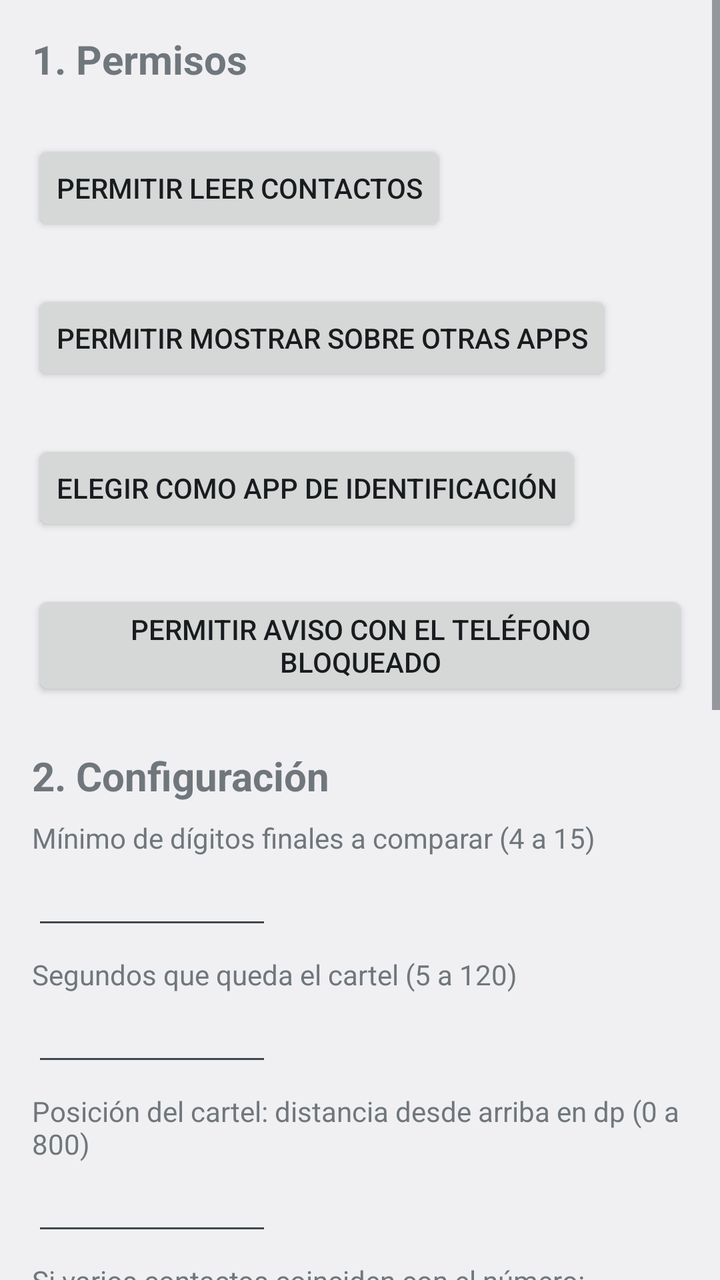
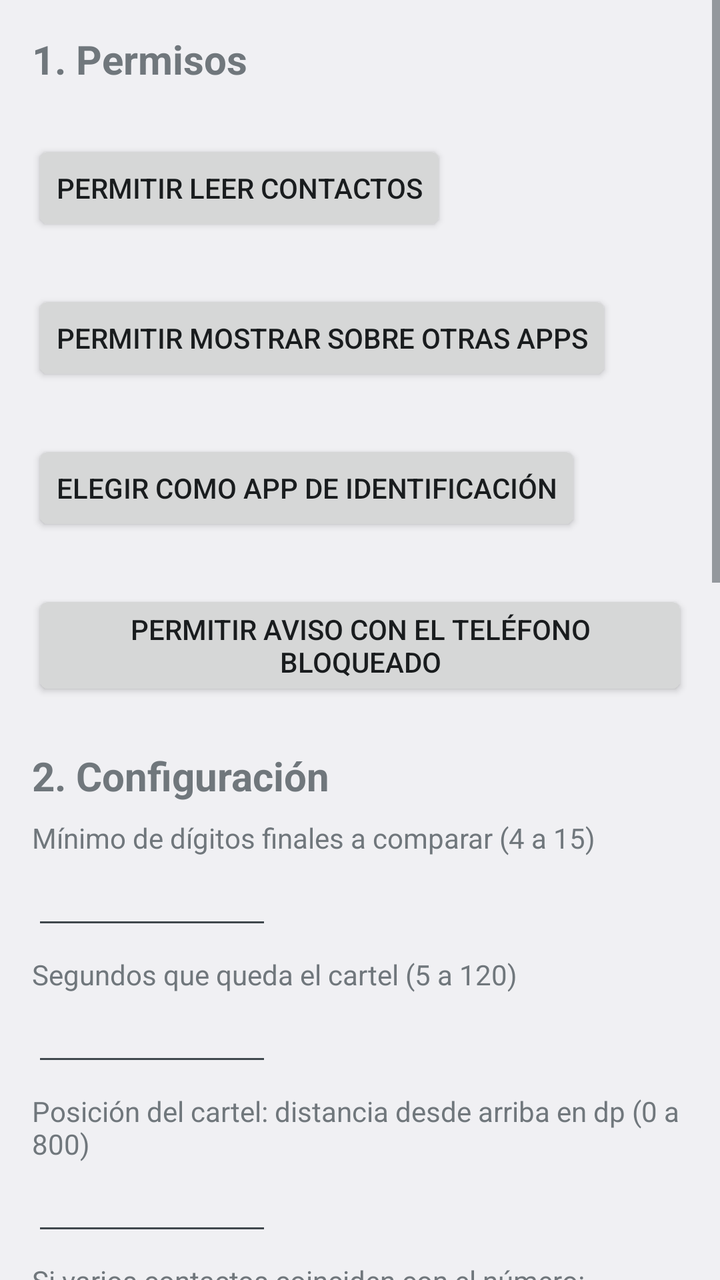

The first picture is an Android layout as it rendered before a commit; the second is the same layout after the commit. The layout source and the unified diff follow.
<!-- AndroidManifest.xml: application theme android:Theme.DeviceDefault.Light.DarkActionBar -->
<!-- res/layout/activity_main.xml -->
<?xml version="1.0" encoding="utf-8"?>
<ScrollView xmlns:android="http://schemas.android.com/apk/res/android"
    android:layout_width="match_parent"
    android:layout_height="match_parent"
    android:fillViewport="true">

    <LinearLayout
        android:layout_width="match_parent"
        android:layout_height="wrap_content"
        android:orientation="vertical"
        android:padding="16dp">

        <TextView
            android:layout_width="match_parent"
            android:layout_height="wrap_content"
            android:text="1. Permisos"
            android:textSize="20sp"
            android:textStyle="bold" />

        <TextView
            android:id="@+id/tvContacts"
            android:layout_width="match_parent"
            android:layout_height="wrap_content"
            android:layout_marginTop="8dp" />

        <Button
            android:id="@+id/btnContacts"
            android:layout_width="wrap_content"
            android:layout_height="wrap_content"
            android:text="Permitir leer contactos" />

        <TextView
            android:id="@+id/tvOverlay"
            android:layout_width="match_parent"
            android:layout_height="wrap_content"
            android:layout_marginTop="8dp" />

        <Button
            android:id="@+id/btnOverlay"
            android:layout_width="wrap_content"
            android:layout_height="wrap_content"
            android:text="Permitir mostrar sobre otras apps" />

        <TextView
            android:id="@+id/tvRole"
            android:layout_width="match_parent"
            android:layout_height="wrap_content"
            android:layout_marginTop="8dp" />

        <Button
            android:id="@+id/btnRole"
            android:layout_width="wrap_content"
            android:layout_height="wrap_content"
            android:text="Elegir como app de identificación" />

        <TextView
            android:id="@+id/tvNotif"
            android:layout_width="match_parent"
            android:layout_height="wrap_content"
            android:layout_marginTop="8dp" />

        <Button
            android:id="@+id/btnNotif"
            android:layout_width="wrap_content"
            android:layout_height="wrap_content"
            android:text="Permitir aviso con el teléfono bloqueado" />

        <TextView
            android:layout_width="match_parent"
            android:layout_height="wrap_content"
            android:layout_marginTop="24dp"
            android:text="2. Configuración"
            android:textSize="20sp"
            android:textStyle="bold" />

        <TextView
            android:layout_width="match_parent"
            android:layout_height="wrap_content"
            android:layout_marginTop="8dp"
            android:text="Mínimo de dígitos finales a comparar (4 a 15)" />

        <EditText
            android:id="@+id/etMin"
            android:layout_width="120dp"
            android:layout_height="wrap_content"
            android:inputType="number"
            android:maxLength="2" />

        <TextView
            android:layout_width="match_parent"
            android:layout_height="wrap_content"
            android:layout_marginTop="8dp"
            android:text="Segundos que queda el cartel (5 a 120)" />

        <EditText
            android:id="@+id/etSecs"
            android:layout_width="120dp"
            android:layout_height="wrap_content"
            android:inputType="number"
            android:maxLength="3" />

        <TextView
            android:layout_width="match_parent"
            android:layout_height="wrap_content"
            android:layout_marginTop="8dp"
            android:text="Posición del cartel: distancia desde arriba en dp (0 a 800)" />

        <EditText
            android:id="@+id/etTop"
            android:layout_width="120dp"
            android:layout_height="wrap_content"
            android:inputType="number"
            android:maxLength="3" />

        <TextView
            android:layout_width="match_parent"
            android:layout_height="wrap_content"
            android:layout_marginTop="8dp"
            android:text="Si varios contactos coinciden con el número:" />

        <RadioGroup
            android:id="@+id/rgAmb"
            android:layout_width="match_parent"
            android:layout_height="wrap_content"
            android:orientation="vertical">

            <RadioButton
                android:id="@+id/rbAll"
                android:layout_width="wrap_content"
                android:layout_height="wrap_content"
                android:text="Mostrar todos los nombres" />

            <RadioButton
                android:id="@+id/rbFirst"
                android:layout_width="wrap_content"
                android:layout_height="wrap_content"
                android:text="Mostrar solo el primero (orden alfabético)" />

            <RadioButton
                android:id="@+id/rbNone"
                android:layout_width="wrap_content"
                android:layout_height="wrap_content"
                android:text="No mostrar nombres, solo avisar" />
        </RadioGroup>

        <Button
            android:id="@+id/btnSave"
            android:layout_width="wrap_content"
            android:layout_height="wrap_content"
            android:text="Guardar" />

        <TextView
            android:layout_width="match_parent"
            android:layout_height="wrap_content"
            android:layout_marginTop="24dp"
            android:text="3. Probar sin llamar"
            android:textSize="20sp"
            android:textStyle="bold" />

        <EditText
            android:id="@+id/etTest"
            android:layout_width="match_parent"
            android:layout_height="wrap_content"
            android:hint="Número tal como lo enviaría la operadora"
            android:inputType="phone" />

        <Button
            android:id="@+id/btnTest"
            android:layout_width="wrap_content"
            android:layout_height="wrap_content"
            android:text="Probar" />

        <TextView
            android:id="@+id/tvResult"
            android:layout_width="match_parent"
            android:layout_height="wrap_content"
            android:layout_marginTop="8dp"
            android:textSize="16sp" />

        <TextView
            android:layout_width="match_parent"
            android:layout_height="wrap_content"
            android:layout_marginTop="24dp"
            android:text="4. Apoyar el proyecto"
            android:textSize="20sp"
            android:textStyle="bold" />

        <TextView
            android:layout_width="match_parent"
            android:layout_height="wrap_content"
            android:layout_marginTop="8dp"
            android:text="Quién llama es gratis y de código abierto. Si te resultó útil, podés invitarme un café." />

        <Button
            android:id="@+id/btnCafe"
            android:layout_width="wrap_content"
            android:layout_height="wrap_content"
            android:text="☕ Invitame un café" />

        <TextView
            android:id="@+id/tvVersion"
            android:layout_width="match_parent"
            android:layout_height="wrap_content"
            android:layout_marginTop="16dp"
            android:textSize="12sp" />

    </LinearLayout>
</ScrollView>
<!-- resources referenced by this layout -->
<resources>

</resources>

<!-- the commit's change to res/layout/activity_main.xml (unified diff, before → after) -->
@@ -181,7 +181,34 @@
             android:layout_width="match_parent"
             android:layout_height="wrap_content"
             android:layout_marginTop="24dp"
-            android:text="4. Apoyar el proyecto"
+            android:text="4. Últimas llamadas"
+            android:textSize="20sp"
+            android:textStyle="bold" />
+
+        <TextView
+            android:layout_width="match_parent"
+            android:layout_height="wrap_content"
+            android:layout_marginTop="8dp"
+            android:text="El marcador del teléfono no se puede modificar desde otra app; esta pantalla muestra tus últimas llamadas con los nombres que identifica Quién llama." />
+
+        <Button
+            android:id="@+id/btnRecent"
+            android:layout_width="wrap_content"
+            android:layout_height="wrap_content"
+            android:text="Ver últimas llamadas" />
+
+        <CheckBox
+            android:id="@+id/cbWriteLog"
+            android:layout_width="match_parent"
+            android:layout_height="wrap_content"
+            android:layout_marginTop="8dp"
+            android:text="Experimental: escribir el nombre en el registro de llamadas del teléfono (solo en las que quedaron sin nombre), por si el marcador lo muestra" />
+
+        <TextView
+            android:layout_width="match_parent"
+            android:layout_height="wrap_content"
+            android:layout_marginTop="24dp"
+            android:text="5. Apoyar el proyecto"
             android:textSize="20sp"
             android:textStyle="bold" />
 
